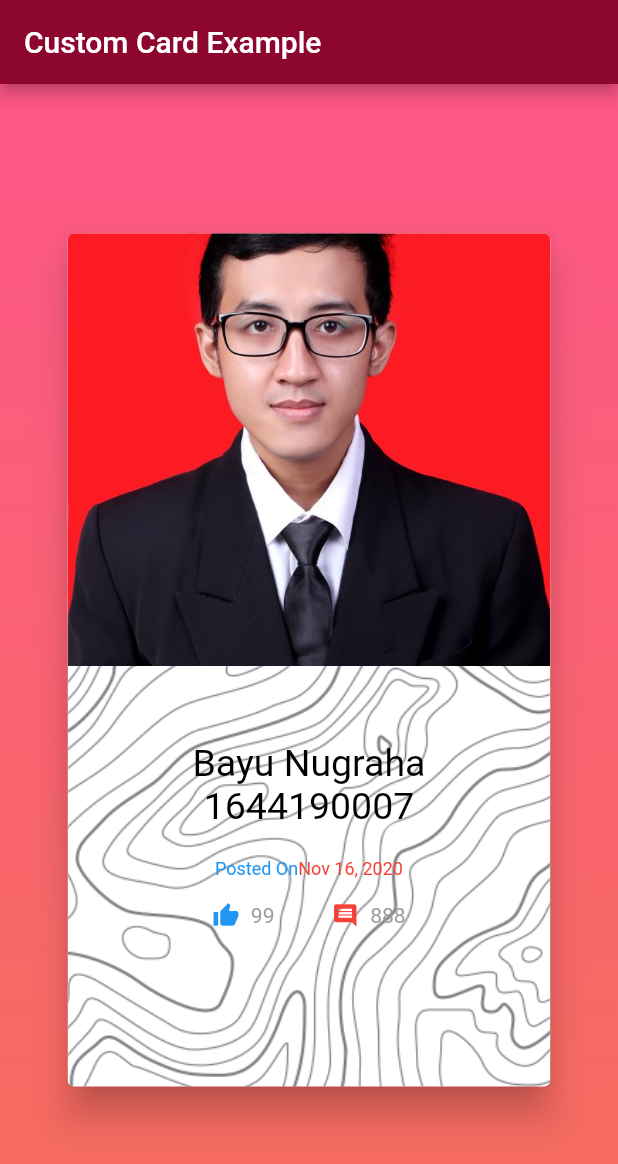
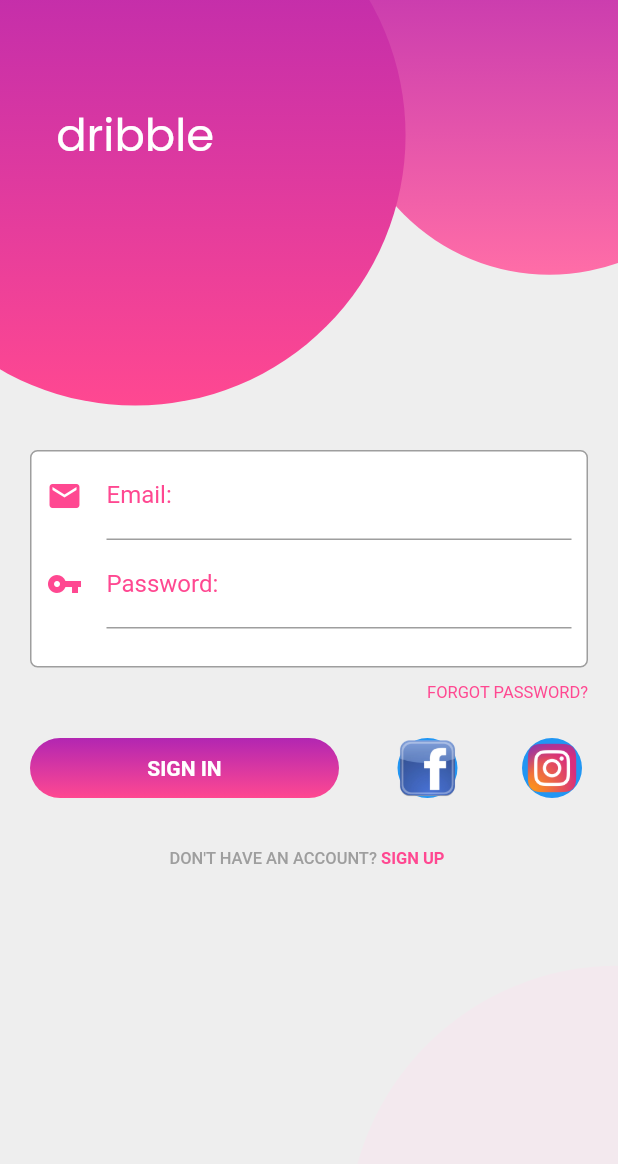
Before and after one commit to bayunugrraha/flutter_example, a Flutter app: the screen it shows after launch, on a phone screen of 412 x 824 dp. Shown: the top 1164 px of the screen. Run offline on Flutter 3.47's test engine with Material 2 defaults, Android fonts, the phone set to English and light mode, and no system bars.

Commit message:
positioned, floating action button, login page

```diff
--- a/lib/main.dart
+++ b/lib/main.dart
@@ -1,12 +1,19 @@
 import 'package:flutter/material.dart';
 import 'package:flutter_example/main_page.dart';
+import 'package:flutter/services.dart';
 
-void main() => runApp(MyApp());
+void main() {
+  SystemChrome.setPreferredOrientations([DeviceOrientation.portraitUp])
+      .then((_) {
+    runApp(MyApp());
+  });
+}
 
 class MyApp extends StatelessWidget {
   @override
   Widget build(BuildContext context) {
     return MaterialApp(
+      debugShowCheckedModeBanner: false,
       home: MainPage(),
     );
   }
--- a/lib/main_page.dart
+++ b/lib/main_page.dart
@@ -1,135 +1,191 @@
 import 'package:flutter/material.dart';
 
 class MainPage extends StatelessWidget {
+  double getSmallDiameter(BuildContext context) =>
+      MediaQuery.of(context).size.width * 2 / 3;
+  double getBigDiameter(BuildContext context) =>
+      MediaQuery.of(context).size.width * 7 / 8;
+
   @override
   Widget build(BuildContext context) {
     return Scaffold(
-      appBar: AppBar(
-        title: Text(
-          "Custom Card Example",
-          style: TextStyle(color: Colors.white),
+      backgroundColor: Color(0xFFEEEEEE),
+      body: Stack(
+        children: [
+          Positioned(
+            right: -getSmallDiameter(context) / 3,
+            top: -getSmallDiameter(context) / 3,
+            child: Container(
+              width: getSmallDiameter(context),
+              height: getSmallDiameter(context),
+              decoration: BoxDecoration(
+                  shape: BoxShape.circle,
+                  gradient: LinearGradient(
+                      colors: [Color(0xFFB226B2), Color(0xFFFF6DA7)],
+                      begin: Alignment.topCenter,
+                      end: Alignment.bottomCenter)),
             ),
-        backgroundColor: Color(0xFF8C062F),
           ),
-      body: Stack(
+          Positioned(
+            left: -getBigDiameter(context) / 4,
+            top: -getBigDiameter(context) / 4,
+            child: Container(
+              child: Center(
+                child: Text(
+                  "dribble",
+                  style: TextStyle(
+                      fontFamily: "Poppins", fontSize: 30, color: Colors.white),
+                ),
+              ),
+              width: getBigDiameter(context),
+              height: getBigDiameter(context),
+              decoration: BoxDecoration(
+                  shape: BoxShape.circle,
+                  gradient: LinearGradient(
+                      colors: [Color(0xFFB226B2), Color(0xFFFF4891)],
+                      begin: Alignment.topCenter,
+                      end: Alignment.bottomCenter)),
+            ),
+          ),
+          Positioned(
+            right: -getBigDiameter(context) / 2,
+            bottom: -getBigDiameter(context) / 2,
+            child: Container(
+              width: getBigDiameter(context),
+              height: getBigDiameter(context),
+              decoration: BoxDecoration(
+                  shape: BoxShape.circle, color: Color(0xFFF3E9EE)),
+            ),
+          ),
+          Align(
+            alignment: Alignment.bottomCenter,
+            child: ListView(
               children: [
                 Container(
                   decoration: BoxDecoration(
-                gradient: LinearGradient(
-                    colors: [Color(0xFFFE5788), Color(0XFFF56D5D)],
-                    begin: Alignment.topCenter,
-                    end: Alignment.bottomCenter)),
+                      color: Colors.white,
+                      border: Border.all(color: Colors.grey),
+                      borderRadius: BorderRadius.circular(5)),
+                  margin: EdgeInsets.fromLTRB(20, 300, 20, 10),
+                  padding: EdgeInsets.fromLTRB(10, 0, 10, 25),
+                  child: Column(
+                    children: [
+                      TextField(
+                        decoration: InputDecoration(
+                            icon: Icon(
+                              Icons.email,
+                              color: Color(0xFFFF4891),
                             ),
-          Center(
-            child: SizedBox(
-              width: MediaQuery.of(context).size.width * 0.8,
-              height: MediaQuery.of(context).size.height * 0.7,
-              child: Card(
-                elevation: 10,
-                child: Stack(
+                            focusedBorder: UnderlineInputBorder(
+                                borderSide:
+                                    BorderSide(color: Color(0xFFFF4891))),
+                            labelText: "Email: ",
+                            labelStyle: TextStyle(color: Color(0XFFFF4891))),
+                      ),
+                      TextField(
+                        obscureText: true,
+                        decoration: InputDecoration(
+                            icon: Icon(
+                              Icons.vpn_key,
+                              color: Color(0xFFFF4891),
+                            ),
+                            focusedBorder: UnderlineInputBorder(
+                                borderSide:
+                                    BorderSide(color: Color(0xFFFF4891))),
+                            labelText: "Password: ",
+                            labelStyle: TextStyle(color: Color(0XFFFF4891))),
+                      )
+                    ],
+                  ),
+                ),
+                Align(
+                    alignment: Alignment.centerRight,
+                    child: Container(
+                      margin: EdgeInsets.fromLTRB(0, 0, 20, 20),
+                      child: Text(
+                        "FORGOT PASSWORD?",
+                        style:
+                            TextStyle(color: Color(0xFFFF4891), fontSize: 11),
+                      ),
+                    )),
+                Container(
+                  margin: EdgeInsets.fromLTRB(20, 0, 20, 30),
+                  child: Row(
+                    mainAxisAlignment: MainAxisAlignment.spaceBetween,
                     children: [
-                    Opacity(
-                      opacity: 0.7,
+                      SizedBox(
+                        width: MediaQuery.of(context).size.width * 0.5,
+                        height: 40,
                         child: Container(
-                        decoration: BoxDecoration(
-                          borderRadius: BorderRadius.circular(4),
-                          image: DecorationImage(
-                            image: AssetImage("assets/images/pattern.png"),
-                            fit: BoxFit.cover,
+                          child: Material(
+                            borderRadius: BorderRadius.circular(20),
+                            color: Colors.transparent,
+                            child: InkWell(
+                              borderRadius: BorderRadius.circular(20),
+                              splashColor: Colors.amber,
+                              onTap: () {},
+                              child: Center(
+                                child: Text(
+                                  "SIGN IN",
+                                  style: TextStyle(
+                                      color: Colors.white,
+                                      fontWeight: FontWeight.w700),
                                 ),
                               ),
                             ),
                           ),
-                    Container(
-                      height: MediaQuery.of(context).size.height * 0.35,
                           decoration: BoxDecoration(
-                          borderRadius: BorderRadius.only(
-                              topLeft: Radius.circular(4),
-                              topRight: Radius.circular(4)),
-                          image: DecorationImage(
-                              image: AssetImage("assets/images/Bayu.jpg"),
-                              fit: BoxFit.cover)),
+                              borderRadius: BorderRadius.circular(20),
+                              gradient: LinearGradient(
+                                  colors: [
+                                    Color(0xFFB226B2),
+                                    Color(0xFFFF4891)
+                                  ],
+                                  begin: Alignment.topCenter,
+                                  end: Alignment.bottomCenter)),
                         ),
-                    Container(
-                      margin: EdgeInsets.fromLTRB(
-                          20,
-                          50 + MediaQuery.of(context).size.height * 0.35,
-                          20,
-                          20),
-                      child: Center(
-                        child: Column(
-                          children: [
-                            Text(
-                              "Bayu Nugraha 1644190007",
-                              maxLines: 2,
-                              textAlign: TextAlign.center,
-                              style:
-                                  TextStyle(color: Colors.black, fontSize: 25),
                       ),
-                            Container(
-                              margin: EdgeInsets.fromLTRB(0, 20, 0, 15),
-                              child: Row(
-                                mainAxisAlignment: MainAxisAlignment.center,
-                                children: [
-                                  Text(
-                                    "Posted On",
-                                    style: TextStyle(
-                                        color: Colors.blue, fontSize: 12),
+                      FloatingActionButton(
+                        onPressed: () {},
+                        mini: true,
+                        elevation: 0,
+                        child: Image(
+                          image: AssetImage("assets/images/facebook.png"),
                         ),
-                                  Text(
-                                    "Nov 16, 2020",
-                                    style: TextStyle(
-                                        color: Colors.red, fontSize: 12),
+                      ),
+                      FloatingActionButton(
+                        onPressed: () {},
+                        mini: true,
+                        elevation: 0,
+                        child: Image(
+                          image: AssetImage("assets/images/instagram.png"),
+                        ),
                       )
                     ],
                   ),
                 ),
                 Row(
+                  mainAxisAlignment: MainAxisAlignment.center,
                   children: [
-                                Spacer(
-                                  flex: 10,
-                                ),
-                                Icon(
-                                  Icons.thumb_up,
-                                  size: 18,
-                                  color: Colors.blue,
-                                ),
-                                Spacer(
-                                  flex: 1,
+                    Text(
+                      "DON'T HAVE AN ACCOUNT? ",
+                      style: TextStyle(
+                          fontSize: 11,
+                          color: Colors.grey,
+                          fontWeight: FontWeight.w500),
                     ),
                     Text(
-                                  "99",
-                                  style: TextStyle(color: Colors.grey),
-                                ),
-                                Spacer(
-                                  flex: 5,
-                                ),
-                                Icon(
-                                  Icons.comment,
-                                  size: 18,
-                                  color: Colors.red,
-                                ),
-                                Spacer(
-                                  flex: 1,
-                                ),
-                                Text(
-                                  "888",
-                                  style: TextStyle(color: Colors.grey),
-                                ),
-                                Spacer(
-                                  flex: 10,
+                      "SIGN UP ",
+                      style: TextStyle(
+                          fontSize: 11,
+                          color: Color(0xFFFF4891),
+                          fontWeight: FontWeight.w700),
                     )
                   ],
                 )
               ],
             ),
-                      ),
           )
-                  ],
-                ),
-              ),
-            ),
-          ),
         ],
       ),
     );
--- a/pubspec.yaml
+++ b/pubspec.yaml
@@ -48,6 +48,8 @@ flutter:
   assets:
     - assets/images/Bayu.jpg
     - assets/images/pattern.png
+    - assets/images/facebook.png
+    - assets/images/instagram.png
 
   # An image asset can refer to one or more resolution-specific "variants", see
   # https://flutter.dev/assets-and-images/#resolution-aware.
```
Also changed, not shown: assets/images/facebook.png (added), assets/images/instagram.png (added). Lines whose indentation alone changed are shown as unchanged.
